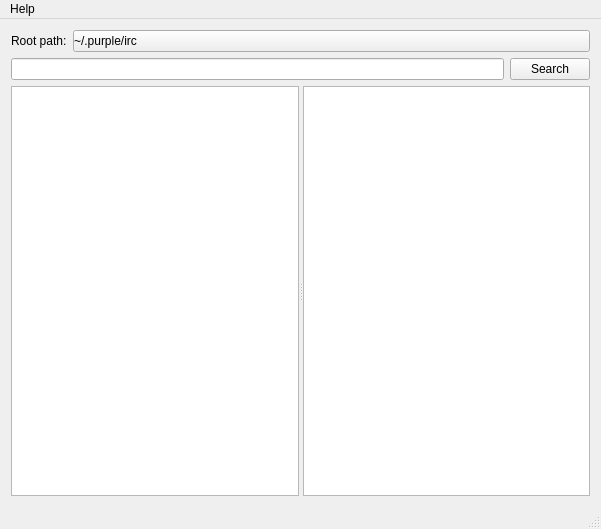
kuanyui/PurpleLogViewer, file mainwindow.ui: the form before one commit.
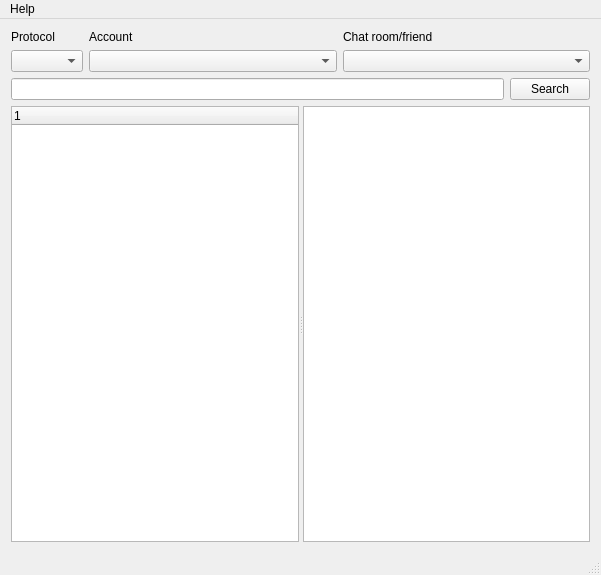
The form after the commit.

Patch:
```diff
--- a/mainwindow.ui
+++ b/mainwindow.ui
@@ -7,7 +7,7 @@
     <x>0</x>
     <y>0</y>
     <width>601</width>
-    <height>529</height>
+    <height>575</height>
    </rect>
   </property>
   <property name="windowTitle">
@@ -16,30 +16,56 @@
   <widget class="QWidget" name="centralWidget">
    <layout class="QVBoxLayout" name="verticalLayout" stretch="0,0,1">
     <item>
-     <layout class="QHBoxLayout" name="horizontalLayout">
-      <item>
+     <layout class="QGridLayout" name="gridLayout">
+      <item row="0" column="0">
        <widget class="QLabel" name="label">
         <property name="text">
-         <string>Root path:</string>
+         <string>Protocol</string>
         </property>
        </widget>
       </item>
-      <item>
-       <widget class="QPushButton" name="path_button">
+      <item row="0" column="1">
+       <widget class="QLabel" name="label_2">
+        <property name="text">
+         <string>Account</string>
+        </property>
+       </widget>
+      </item>
+      <item row="0" column="2">
+       <widget class="QLabel" name="label_3">
+        <property name="text">
+         <string>Chat room/friend</string>
+        </property>
+       </widget>
+      </item>
+      <item row="1" column="0">
+       <widget class="QComboBox" name="protocol_box">
+        <property name="sizePolicy">
+         <sizepolicy hsizetype="Minimum" vsizetype="Fixed">
+          <horstretch>0</horstretch>
+          <verstretch>0</verstretch>
+         </sizepolicy>
+        </property>
+       </widget>
+      </item>
+      <item row="1" column="1">
+       <widget class="QComboBox" name="account_box">
+        <property name="sizePolicy">
+         <sizepolicy hsizetype="MinimumExpanding" vsizetype="Fixed">
+          <horstretch>0</horstretch>
+          <verstretch>0</verstretch>
+         </sizepolicy>
+        </property>
+       </widget>
+      </item>
+      <item row="1" column="2">
+       <widget class="QComboBox" name="chatroom_box">
         <property name="sizePolicy">
          <sizepolicy hsizetype="Expanding" vsizetype="Fixed">
           <horstretch>0</horstretch>
           <verstretch>0</verstretch>
          </sizepolicy>
         </property>
-        <property name="styleSheet">
-         <string notr="true">text-align:left;
-padding:0.3em 0.5em;
-</string>
-        </property>
-        <property name="text">
-         <string>~/.purple/irc</string>
-        </property>
        </widget>
       </item>
      </layout>
@@ -71,7 +97,7 @@
         </sizepolicy>
        </property>
        <attribute name="headerVisible">
-        <bool>false</bool>
+        <bool>true</bool>
        </attribute>
        <column>
         <property name="text">
```
Left out of the diff: 9 changed lines with no effect on the pictures.
